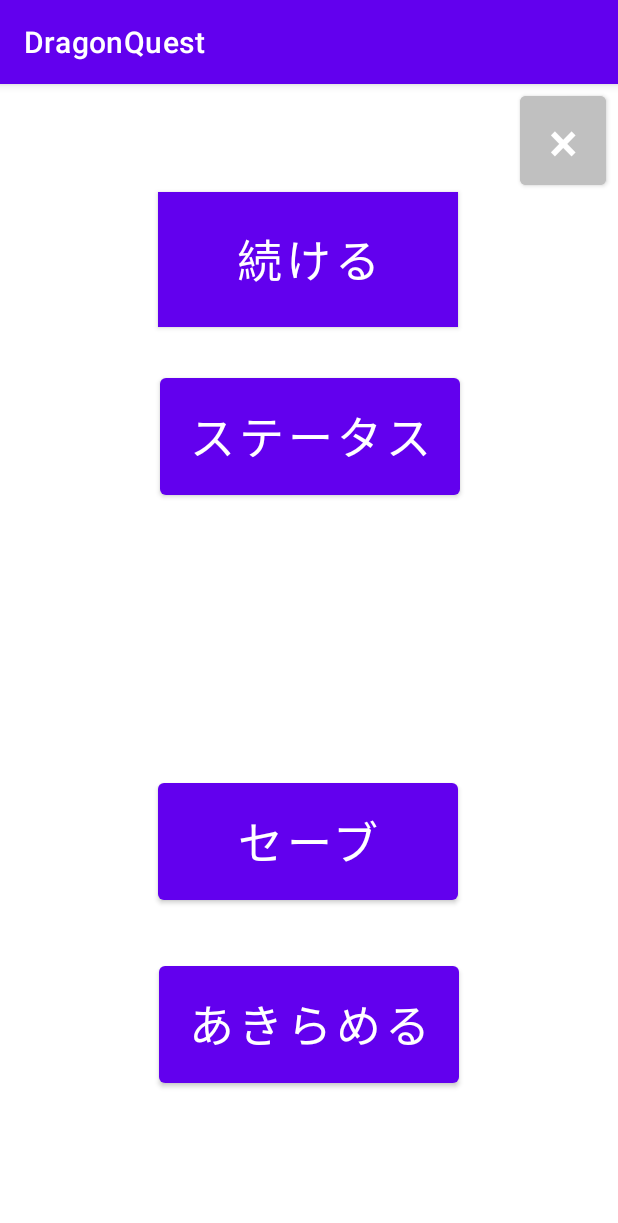
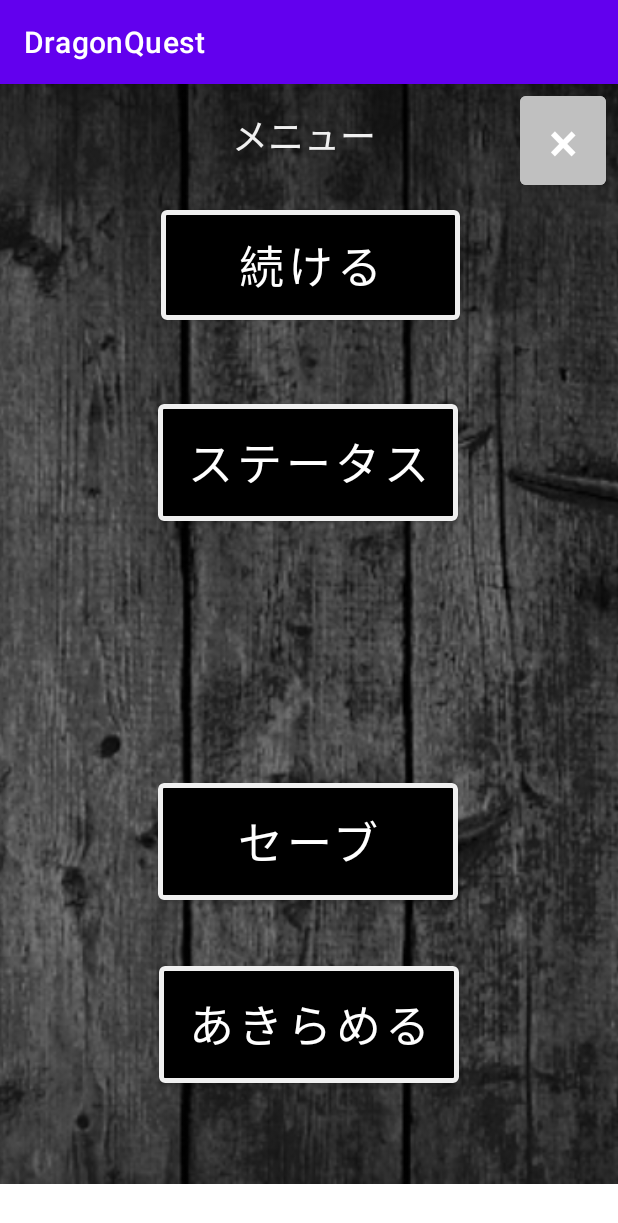
Before and after one commit to aru-420/DragonQuest, an Android app: the Menu screen opened directly, with no data from a screen before it, on a phone screen of 412 x 824 dp. Shown: the top 1223 px of the screen. Run offline under Robolectric (Android 15) with nearby library versions, the phone set to English and light mode, and no system bars.

Commit message:
セーブ機能追加

```diff
--- a/app/src/main/java/com/example/dragonquest/Chara.java
+++ b/app/src/main/java/com/example/dragonquest/Chara.java
@@ -15,10 +15,8 @@ public class Chara extends AppCompatActivity {
         super.onCreate(savedInstanceState);
         setContentView(R.layout.activity_chara);
 
+        //育成ボタンを押したとき
         Button tap_ikusei = findViewById(R.id.ikuseibutton);
-
-
-
         tap_ikusei.setOnClickListener(new View.OnClickListener() {
             @Override
             public void onClick(View view){
--- a/app/src/main/java/com/example/dragonquest/Menu.java
+++ b/app/src/main/java/com/example/dragonquest/Menu.java
@@ -2,22 +2,28 @@ package com.example.dragonquest;
 
 import androidx.appcompat.app.AppCompatActivity;
 
+import android.content.ContentValues;
 import android.content.Intent;
+import android.database.sqlite.SQLiteDatabase;
 import android.os.Bundle;
 import android.view.View;
 import android.widget.Button;
 public class Menu extends AppCompatActivity {
 
+    //データベース接続用変数
+    private DatabaseHelper helper = null;
+    Actor get_save = (Actor) this.getApplication();
     @Override
     protected void onCreate(Bundle savedInstanceState) {
         super.onCreate(savedInstanceState);
 
         setContentView(R.layout.activity_menu);
 
+        //続ける
         Button tap_continue = findViewById(R.id.continue1);
-        // lambda式
         tap_continue.setOnClickListener(v -> finish());
 
+        //あきらめる
         Button tap_giveup = findViewById(R.id.giveup);
         tap_giveup.setOnClickListener(new View.OnClickListener() {
             @Override
@@ -27,7 +33,7 @@ public class Menu extends AppCompatActivity {
             }
         });
 
-        //前の画面に戻る
+        //戻るボタン(前の画面に戻る)
         Button tap_back = findViewById(R.id.back);
         tap_back.setOnClickListener(new View.OnClickListener() {
             @Override
@@ -35,5 +41,39 @@ public class Menu extends AppCompatActivity {
                 finish();
             }
         });
+
+        //セーブボタン
+        Button tap_save = findViewById(R.id.save);
+        tap_save.setOnClickListener(new View.OnClickListener() {
+            @Override
+            public void onClick(View view) {
+
+                //仮読み込み
+
+                    Actor actor = get_save.GetActivityActor();
+                //     510行目あたりのDB保存処理を参照
+                // 入力されたタイトルとコンテンツをContentValuesに設定
+                // ContentValuesは、項目名と値をセットで保存できるオブジェクト
+                ContentValues cv = new ContentValues();
+                cv.put(DBTables.CharacterTable.CHARA_SAVE_NAME, actor.getName());
+                cv.put(DBTables.CharacterTable.CHARA_SAVE_HP, actor.getHp());
+                cv.put(DBTables.CharacterTable.CHARA_SAVE_ATK, actor.getAtk());
+                cv.put(DBTables.CharacterTable.CHARA_SAVE_DEF, actor.getDef());
+                cv.put(DBTables.CharacterTable.CHARA_SAVE_DEX, actor.getDex());
+                cv.put(DBTables.CharacterTable.CHARA_SAVE_SKILL1, actor.getSkill1().getSkill_name());
+                cv.put(DBTables.CharacterTable.CHARA_SAVE_SKILL2, actor.getSkill2().getSkill_name());
+                cv.put(DBTables.CharacterTable.CHARA_SAVE_SKILL3, actor.getSkill3().getSkill_name());
+                cv.put(DBTables.CharacterTable.CHARA_SAVE_SKILL4, actor.getSkill4().getSkill_name());
+
+                //where文 今回はidを指定して
+                String where = DBTables.CharacterTable.CHARA_SAVE_ID + " = 1";
+
+                // 書き込みモードでデータベースをオープン
+                try (SQLiteDatabase db = helper.getWritableDatabase()) {
+                    //アップデート
+                    db.update(DBTables.CharacterTable.TABLE_NAME, cv, where, null);
+                }
+            }
+        });
     }
 }
--- a/app/src/main/java/com/example/dragonquest/MyDialog.java
+++ b/app/src/main/java/com/example/dragonquest/MyDialog.java
@@ -39,8 +39,8 @@ public class MyDialog extends DialogFragment {
                 .setNegativeButton("はい", new DialogInterface.OnClickListener() {
                     public void onClick(DialogInterface dialog, int id) {
                         // このボタンを押した時の処理
-                            //Intent intent = new Intent(String.valueOf(Chara.class));
-                            //startActivity(intent);
+                            Intent intent = new Intent(String.valueOf(TitleActivity.class));
+                            startActivity(intent);
                         }
 
                 });
--- a/app/src/main/res/layout/activity_chara.xml
+++ b/app/src/main/res/layout/activity_chara.xml
@@ -9,15 +9,11 @@
     <ImageView
         android:id="@+id/background"
         android:layout_width="425dp"
-        android:layout_height="733dp"
-        android:layout_marginStart="-23dp"
-        android:layout_marginEnd="-25dp"
+        android:layout_height="768dp"
         app:layout_constraintBottom_toBottomOf="parent"
         app:layout_constraintEnd_toEndOf="parent"
-        app:layout_constraintHorizontal_bias="0.454"
         app:layout_constraintStart_toStartOf="parent"
         app:layout_constraintTop_toTopOf="parent"
-        app:layout_constraintVertical_bias="1.0"
         app:srcCompat="@drawable/kuro" />
 
     <TextView
@@ -56,6 +52,7 @@
         android:text="@string/tap_ikusei"
         android:textColor="#FBFBFB"
         android:textSize="36sp"
+        app:cornerRadius="5dp"
         app:layout_constraintBottom_toBottomOf="parent"
         app:layout_constraintEnd_toEndOf="parent"
         app:layout_constraintHorizontal_bias="0.498"
--- a/app/src/main/res/layout/activity_menu.xml
+++ b/app/src/main/res/layout/activity_menu.xml
@@ -7,57 +7,74 @@
     android:backgroundTint="#A6A1A1"
     tools:context=".Menu">
 
+    <ImageView
+        android:id="@+id/background2"
+        android:layout_width="741dp"
+        android:layout_height="733dp"
+        app:layout_constraintEnd_toEndOf="parent"
+        app:layout_constraintStart_toStartOf="parent"
+        app:layout_constraintTop_toTopOf="parent"
+        app:srcCompat="@drawable/menu2" />
+
     <Button
         android:id="@+id/continue1"
-        android:layout_width="200dp"
-        android:layout_height="90dp"
-        android:layout_marginTop="72dp"
-        android:background="@android:color/background_dark"
-        android:backgroundTint="#E8DFDF"
+        android:layout_width="199dp"
+        android:layout_height="85dp"
+        android:layout_marginTop="28dp"
+        android:backgroundTint="@color/black"
         android:text="@string/tap_continue"
-        android:textColor="@color/white"
         android:textSize="30sp"
         app:layout_constraintEnd_toEndOf="parent"
-        app:layout_constraintHorizontal_bias="0.497"
+        app:layout_constraintHorizontal_bias="0.505"
         app:layout_constraintStart_toStartOf="parent"
-        app:layout_constraintTop_toTopOf="parent"
-        app:strokeColor="@color/black" />
+        app:layout_constraintTop_toBottomOf="@+id/menu_text"
+        app:strokeColor="@color/白灰色"
+        app:strokeWidth="3dp" />
 
     <Button
         android:id="@+id/status"
         android:layout_width="200dp"
         android:layout_height="90dp"
-        android:layout_marginTop="28dp"
+        android:layout_marginTop="44dp"
+        android:backgroundTint="@color/black"
         android:text="@string/tap_status"
         android:textSize="30sp"
         app:layout_constraintEnd_toEndOf="parent"
-        app:layout_constraintHorizontal_bias="0.502"
+        app:layout_constraintHorizontal_bias="0.497"
         app:layout_constraintStart_toStartOf="parent"
-        app:layout_constraintTop_toBottomOf="@+id/continue1" />
+        app:layout_constraintTop_toBottomOf="@+id/continue1"
+        app:strokeColor="@color/白灰色"
+        app:strokeWidth="3dp" />
 
     <Button
         android:id="@+id/save"
         android:layout_width="200dp"
         android:layout_height="90dp"
         android:layout_marginBottom="32dp"
+        android:backgroundTint="@color/black"
         android:text="@string/tap_save"
         android:textSize="30sp"
         app:layout_constraintBottom_toTopOf="@+id/giveup"
         app:layout_constraintEnd_toEndOf="parent"
         app:layout_constraintHorizontal_bias="0.497"
-        app:layout_constraintStart_toStartOf="parent" />
+        app:layout_constraintStart_toStartOf="parent"
+        app:strokeColor="@color/白灰色"
+        app:strokeWidth="3dp" />
 
     <Button
         android:id="@+id/giveup"
         android:layout_width="200dp"
         android:layout_height="90dp"
         android:layout_marginBottom="96dp"
+        android:backgroundTint="@color/black"
         android:text="@string/tap_giveup"
         android:textSize="30sp"
         app:layout_constraintBottom_toBottomOf="parent"
         app:layout_constraintEnd_toEndOf="parent"
         app:layout_constraintHorizontal_bias="0.501"
-        app:layout_constraintStart_toStartOf="parent" />
+        app:layout_constraintStart_toStartOf="parent"
+        app:strokeColor="@color/白灰色"
+        app:strokeWidth="3dp" />
 
     <Button
         android:id="@+id/back"
@@ -75,4 +92,17 @@
         app:layout_constraintEnd_toEndOf="parent"
         app:layout_constraintTop_toTopOf="parent" />
 
+    <TextView
+        android:id="@+id/menu_text"
+        android:layout_width="102dp"
+        android:layout_height="34dp"
+        android:layout_marginTop="16dp"
+        android:text="メニュー"
+        android:textColor="@color/白灰色"
+        android:textSize="24sp"
+        app:layout_constraintEnd_toEndOf="parent"
+        app:layout_constraintHorizontal_bias="0.498"
+        app:layout_constraintStart_toStartOf="parent"
+        app:layout_constraintTop_toTopOf="@+id/background2" />
+
 </androidx.constraintlayout.widget.ConstraintLayout>
```
Also changed, not shown: app/src/main/res/drawable/menu1.png (added), app/src/main/res/drawable/menu2.png (added).
